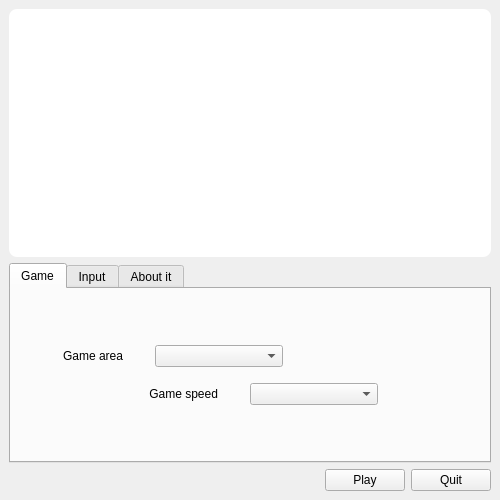
FYLAG/Snake-Qt, file mainwindow.ui: the form before one commit.
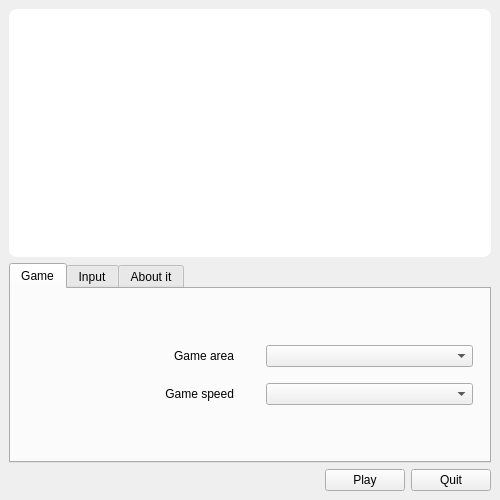
The form after the commit. Icons and pictures are not drawn.

The edit to the form file:
```diff
--- a/mainwindow.ui
+++ b/mainwindow.ui
@@ -133,12 +133,6 @@
             <property name="orientation">
              <enum>Qt::Horizontal</enum>
             </property>
-            <property name="sizeHint" stdset="0">
-             <size>
-              <width>40</width>
-              <height>20</height>
-             </size>
-            </property>
            </spacer>
           </item>
          </layout>
@@ -153,12 +147,6 @@
             <property name="orientation">
              <enum>Qt::Horizontal</enum>
             </property>
-            <property name="sizeHint" stdset="0">
-             <size>
-              <width>40</width>
-              <height>20</height>
-             </size>
-            </property>
            </spacer>
           </item>
           <item>
@@ -195,12 +183,6 @@
             <property name="orientation">
              <enum>Qt::Horizontal</enum>
             </property>
-            <property name="sizeHint" stdset="0">
-             <size>
-              <width>40</width>
-              <height>20</height>
-             </size>
-            </property>
            </spacer>
           </item>
          </layout>
```
Left out of the diff: 4 changed lines with no effect on the pictures.
